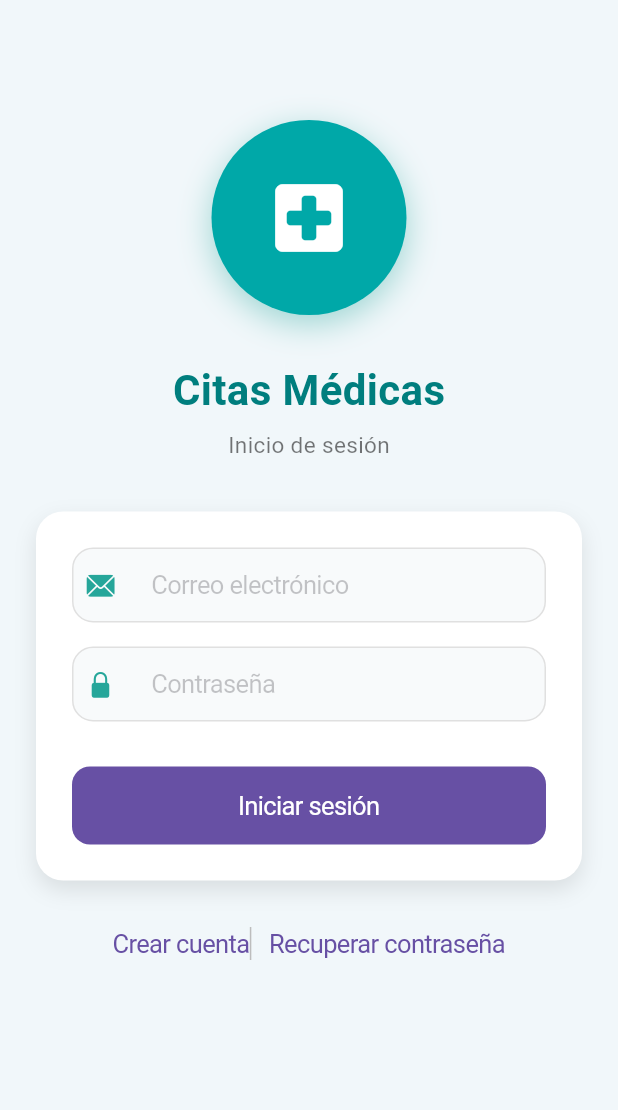
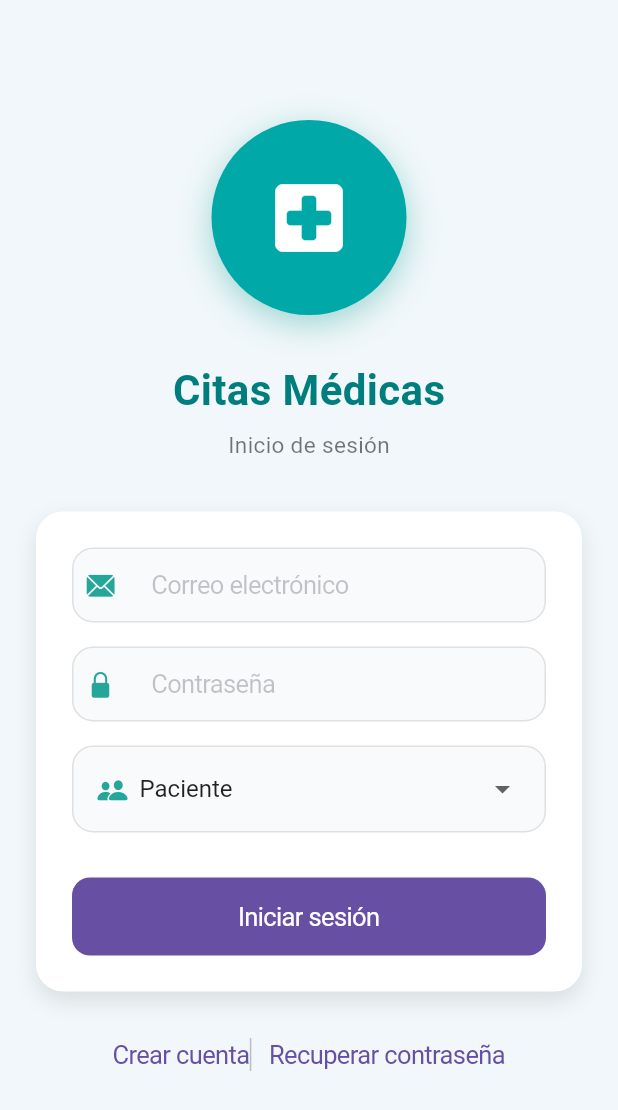
Before and after one commit to TecErickGuerra/doctor_appointment_app, a Flutter app: the screen it shows after launch, on a phone screen of 412 x 824 dp. Shown: the top 1110 px of the screen. Run offline on Flutter 3.47's test engine with Material 3 defaults, Android fonts, the phone set to English and light mode, and no system bars; our stand-ins replace cloud_firestore, firebase_auth, firebase_core; accounts and stored records are empty.

Commit message:
Arreglos y agregación de opción de roles en inicio de sesión en perfil

```diff
--- a/lib/homepage/login_page.dart
+++ b/lib/homepage/login_page.dart
@@ -1,6 +1,7 @@
 import 'package:flutter/cupertino.dart';
 import 'package:flutter/material.dart';
 import 'package:firebase_auth/firebase_auth.dart';
+import 'package:cloud_firestore/cloud_firestore.dart';
 import '../../routes.dart';
 
 class LoginPage extends StatefulWidget {
@@ -15,8 +16,10 @@ class _LoginPageState extends State<LoginPage> {
   final TextEditingController emailController = TextEditingController();
   final TextEditingController passwordController = TextEditingController();
   final FirebaseAuth _auth = FirebaseAuth.instance;
+  final FirebaseFirestore _firestore = FirebaseFirestore.instance;
 
   bool _isLoading = false;
+  String _selectedRole = 'Paciente'; // 👈 NUEVO: Rol por defecto
 
   // ======================================================
   // AUTH FUNCTIONS
@@ -27,15 +30,16 @@ class _LoginPageState extends State<LoginPage> {
     setState(() => _isLoading = true);
 
     try {
-      final user = await _auth.signInWithEmailAndPassword(
+      final userCredential = await _auth.signInWithEmailAndPassword(
         email: emailController.text.trim(),
         password: passwordController.text.trim(),
       );
 
-      _showCupertinoAlert("Bienvenido ${user.user!.email}");
+      _showCupertinoAlert("Bienvenido ${userCredential.user!.email}");
 
+      // 👇 NUEVO: Navegar según el rol del usuario
       Future.delayed(const Duration(milliseconds: 600), () {
-        Navigator.pushReplacementNamed(context, Routes.home);
+        _navigateByRole();
       });
     } on FirebaseAuthException catch (e) {
       String msg = switch (e.code) {
@@ -44,9 +48,8 @@ class _LoginPageState extends State<LoginPage> {
         _ => e.message ?? 'Error desconocido',
       };
       _showCupertinoAlert(msg);
+      setState(() => _isLoading = false);
     }
-
-    setState(() => _isLoading = false);
   }
 
   Future<void> _register() async {
@@ -60,10 +63,14 @@ class _LoginPageState extends State<LoginPage> {
         password: passwordController.text.trim(),
       );
 
+      // 👇 NUEVO: Guardar el rol en Firestore
+      await _saveUserRole(userCredential.user!);
+
       _showCupertinoAlert("Cuenta creada: ${userCredential.user!.email}");
 
+      // 👇 NUEVO: Navegar según el rol seleccionado
       Future.delayed(const Duration(milliseconds: 600), () {
-        Navigator.pushReplacementNamed(context, Routes.home);
+        _navigateByRole();
       });
     } on FirebaseAuthException catch (e) {
       String message = switch (e.code) {
@@ -72,9 +79,8 @@ class _LoginPageState extends State<LoginPage> {
         _ => e.message ?? 'Error desconocido',
       };
       _showCupertinoAlert(message);
+      setState(() => _isLoading = false);
     }
-
-    setState(() => _isLoading = false);
   }
 
   Future<void> _resetPassword() async {
@@ -93,6 +99,49 @@ class _LoginPageState extends State<LoginPage> {
       );
     } on FirebaseAuthException catch (e) {
       _showCupertinoAlert(e.message ?? "Error desconocido");
+    }
+  }
+
+  // ======================================================
+  // 👇 NUEVAS FUNCIONES: ROL Y NAVEGACIÓN
+  // ======================================================
+
+  /// Guarda el rol del usuario en Firestore
+  Future<void> _saveUserRole(User user) async {
+    try {
+      await _firestore.collection('users').doc(user.uid).set({
+        'uid': user.uid,
+        'email': user.email,
+        'rol': _selectedRole,
+        'createdAt': FieldValue.serverTimestamp(),
+      }, SetOptions(merge: true));
+    } catch (e) {
+      print('Error al guardar rol: $e');
+    }
+  }
+
+  /// Navega a la pantalla correspondiente según el rol del usuario
+  Future<void> _navigateByRole() async {
+    final user = _auth.currentUser;
+    if (user == null) return;
+
+    try {
+      final doc = await _firestore.collection('users').doc(user.uid).get();
+      final rol = doc.data()?['rol'] ?? 'Paciente';
+
+      if (!mounted) return;
+
+      if (rol == 'Médico') {
+        Navigator.pushReplacementNamed(context, Routes.dashboard);
+      } else {
+        Navigator.pushReplacementNamed(context, Routes.home);
+      }
+    } catch (e) {
+      print('Error al obtener rol: $e');
+      // Si hay error, ir a home por defecto
+      if (mounted) {
+        Navigator.pushReplacementNamed(context, Routes.home);
+      }
     }
   }
 
@@ -208,6 +257,11 @@ class _LoginPageState extends State<LoginPage> {
                         icon: CupertinoIcons.lock_fill,
                       ),
 
+                      const SizedBox(height: 16),
+
+                      // 👇 NUEVO: DROPDOWN DE ROL
+                      _buildRoleSelector(),
+
                       const SizedBox(height: 30),
 
                       // BOTÓN LOGIN
@@ -287,4 +341,55 @@ class _LoginPageState extends State<LoginPage> {
       ),
     );
   }
+
+  // ======================================================
+  // 👇 NUEVO: WIDGET SELECTOR DE ROL
+  // ======================================================
+  Widget _buildRoleSelector() {
+    return Container(
+      decoration: BoxDecoration(
+        color: const Color(0xFFF8FAFB),
+        borderRadius: BorderRadius.circular(14),
+        border: Border.all(color: Colors.grey.shade300),
+      ),
+      padding: const EdgeInsets.symmetric(horizontal: 16, vertical: 4),
+      child: Row(
+        children: [
+          Icon(
+            CupertinoIcons.person_2_fill,
+            color: Colors.teal.shade400,
+            size: 20,
+          ),
+          const SizedBox(width: 8),
+          Expanded(
+            child: DropdownButtonHideUnderline(
+              child: DropdownButton<String>(
+                value: _selectedRole,
+                isExpanded: true,
+                style: const TextStyle(
+                  color: Colors.black87,
+                  fontSize: 16,
+                ),
+                items: const [
+                  DropdownMenuItem(
+                    value: 'Paciente',
+                    child: Text('Paciente'),
+                  ),
+                  DropdownMenuItem(
+                    value: 'Médico',
+                    child: Text('Médico'),
+                  ),
+                ],
+                onChanged: (value) {
+                  setState(() {
+                    _selectedRole = value!;
+                  });
+                },
+              ),
+            ),
+          ),
+        ],
+      ),
+    );
+  }
 }
```
